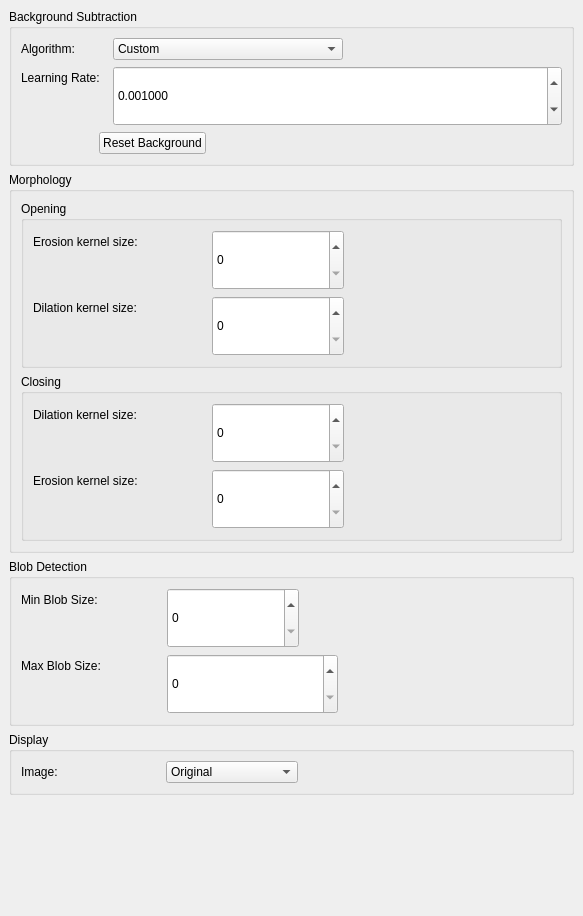
Before: the Qt Designer form Src/View/TrackerParameterView.ui in BioroboticsLab/biotracker_backgroundsubtraction_tracker, drawn with Qt 5.
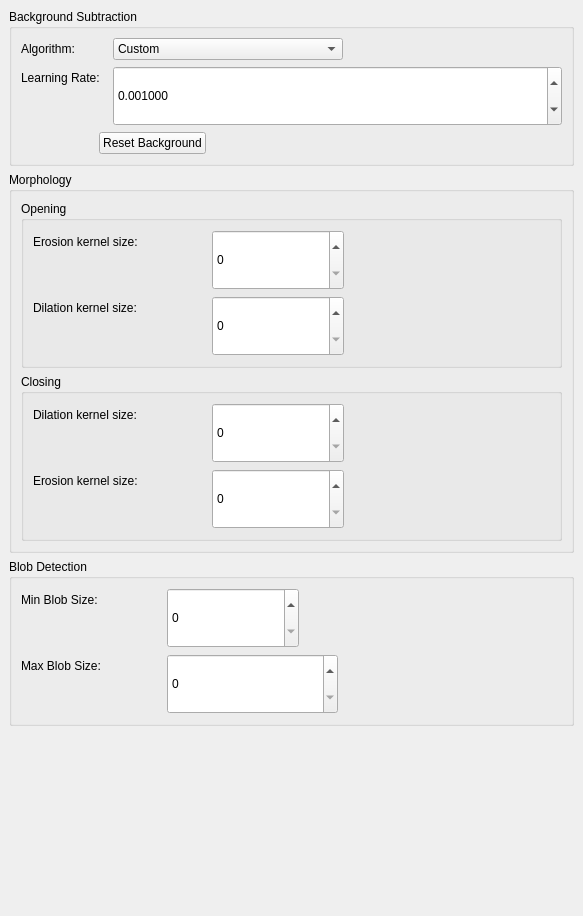
After: the same form once the commit is applied.

The edit to the form file:
```diff
--- a/Src/View/TrackerParameterView.ui
+++ b/Src/View/TrackerParameterView.ui
@@ -403,90 +403,6 @@
            </layout>
           </widget>
          </item>
-         <item>
-          <widget class="QGroupBox" name="groupBox_4">
-           <property name="title">
-            <string>Display</string>
-           </property>
-           <layout class="QVBoxLayout" name="verticalLayout_2">
-            <item>
-             <layout class="QFormLayout" name="formLayout_4">
-              <property name="fieldGrowthPolicy">
-               <enum>QFormLayout::ExpandingFieldsGrow</enum>
-              </property>
-              <property name="horizontalSpacing">
-               <number>108</number>
-              </property>
-              <item row="0" column="0">
-               <widget class="QLabel" name="label_5">
-                <property name="text">
-                 <string>Image:</string>
-                </property>
-               </widget>
-              </item>
-              <item row="0" column="1">
-               <widget class="QComboBox" name="comboBoxSendImage">
-                <property name="sizePolicy">
-                 <sizepolicy hsizetype="Minimum" vsizetype="Fixed">
-                  <horstretch>0</horstretch>
-                  <verstretch>0</verstretch>
-                 </sizepolicy>
-                </property>
-                <property name="minimumSize">
-                 <size>
-                  <width>132</width>
-                  <height>0</height>
-                 </size>
-                </property>
-                <property name="maximumSize">
-                 <size>
-                  <width>132</width>
-                  <height>16777215</height>
-                 </size>
-                </property>
-                <property name="toolTip">
-                 <string>Choose which image to display for the next frames. Tracking must be actived.</string>
-                </property>
-                <property name="currentText">
-                 <string>Original</string>
-                </property>
-                <item>
-                 <property name="text">
-                  <string>Original</string>
-                 </property>
-                </item>
-                <item>
-                 <property name="text">
-                  <string>Background</string>
-                 </property>
-                </item>
-                <item>
-                 <property name="text">
-                  <string>Foreground Mask</string>
-                 </property>
-                </item>
-                <item>
-                 <property name="text">
-                  <string>Opened Mask</string>
-                 </property>
-                </item>
-                <item>
-                 <property name="text">
-                  <string>Closed Mask</string>
-                 </property>
-                </item>
-                <item>
-                 <property name="text">
-                  <string>Masked Greyscale</string>
-                 </property>
-                </item>
-               </widget>
-              </item>
-             </layout>
-            </item>
-           </layout>
-          </widget>
-         </item>
          <item>
           <spacer name="verticalSpacer">
            <property name="orientation">
```
